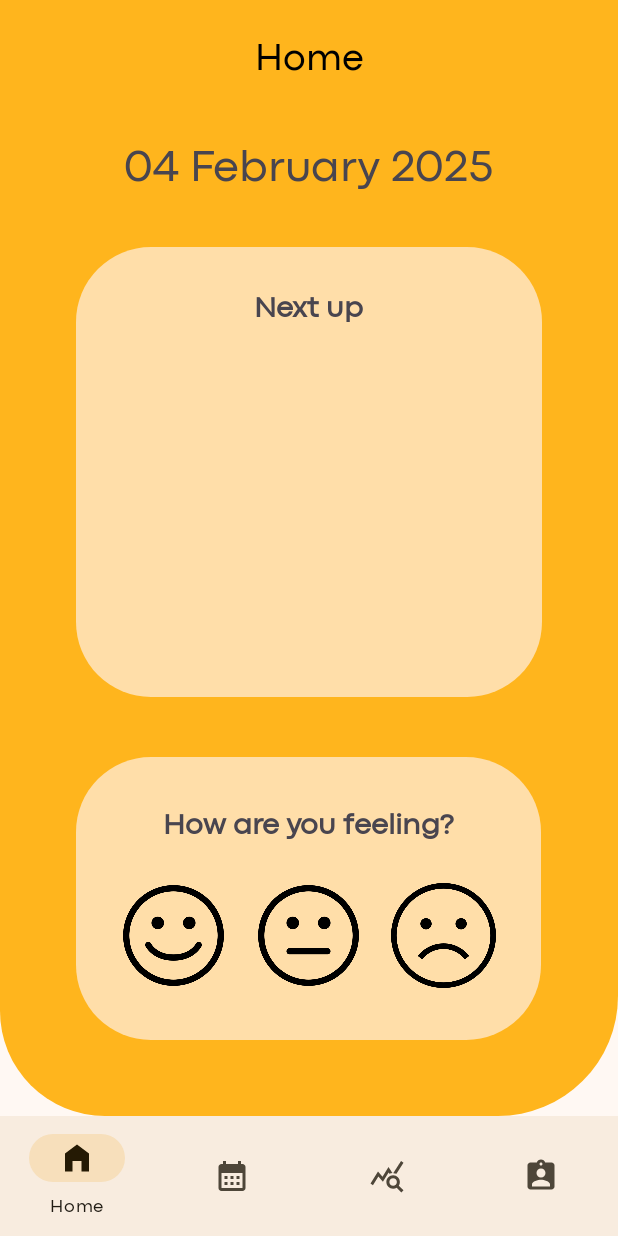
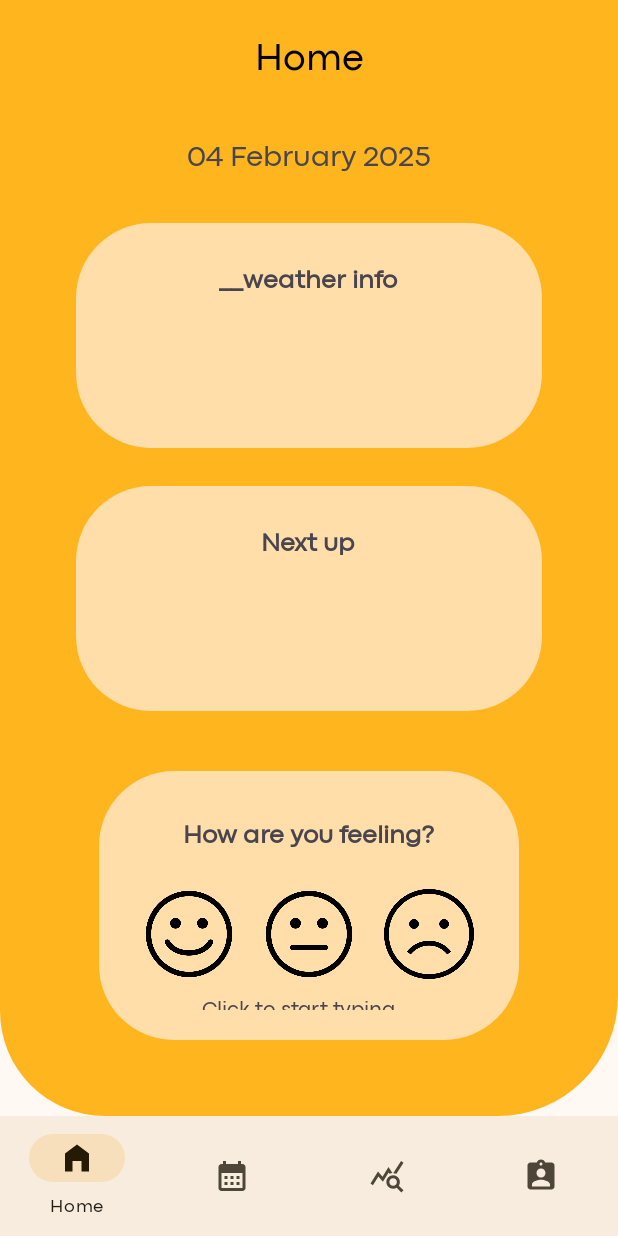
Before and after one commit to mzylfo/Treasure, an Android app: the screen it shows after launch (HomeActivity), on a phone screen of 412 x 824 dp. Run offline under Robolectric (Android 15) with nearby library versions, the phone set to English and light mode, and no system bars; our stand-ins replace Room's generated code, navigation-ui.

```diff
--- a/app/src/main/java/com/example/treasure/ui/home/fragment/HomeDailyFragment.java
+++ b/app/src/main/java/com/example/treasure/ui/home/fragment/HomeDailyFragment.java
@@ -26,6 +26,7 @@ import com.example.treasure.model.TimeZoneResponse;
 import com.example.treasure.util.DateUtils;
 import com.example.treasure.util.JSONParserUtils;
 import com.example.treasure.util.TimeParser;
+import com.google.android.material.floatingactionbutton.FloatingActionButton;
 
 import java.io.IOException;
 import java.text.ParseException;
@@ -65,6 +66,10 @@ public class HomeDailyFragment extends Fragment {
         happyImageView = view.findViewById(R.id.happy);
         neutralImageView = view.findViewById(R.id.neutral);
         sadImageView = view.findViewById(R.id.sad);
+
+        //definizione dei due bottoni
+        FloatingActionButton fabLeft = view.findViewById(R.id.fab_left);
+        FloatingActionButton fabRight = view.findViewById(R.id.fab_right);
 
         // Trova la view "nextup"
         nextUpView = view.findViewById(R.id.nextup);
@@ -133,6 +138,20 @@ public class HomeDailyFragment extends Fragment {
             newFeelingFragment.show(getParentFragmentManager(), newFeelingFragment.getTag());
         });
 
+        // Listener per fab_left
+        fabLeft.setOnClickListener(v -> {
+            // Mostra il DailyPageFragment con la data ottenuta
+            DailyPageFragment dialogFragment = DailyPageFragment.newInstance(date);
+            dialogFragment.show(getParentFragmentManager(), "DailyPageFragment");
+        });
+
+        // Listener per fab_right
+        fabRight.setOnClickListener(v -> {
+                NewEventFragment newEventFragment = NewEventFragment.newInstance(date);
+                newEventFragment.show(getParentFragmentManager(), newEventFragment.getTag());
+        });
+
+
         return view;
     }
     /*private void getCurrentTime() {
--- /dev/null
+++ b/app/src/main/res/drawable/ic_left_icon.xml
@@ -0,0 +1,5 @@
+<vector xmlns:android="http://schemas.android.com/apk/res/android" android:height="24dp" android:tint="#000000" android:viewportHeight="24" android:viewportWidth="24" android:width="24dp">
+
+    <path android:fillColor="@android:color/white" android:pathData="M2,21h19v-3H2v3zM20,8H3c-0.55,0 -1,0.45 -1,1v6c0,0.55 0.45,1 1,1h17c0.55,0 1,-0.45 1,-1V9c0,-0.55 -0.45,-1 -1,-1zM2,3v3h19V3H2z"/>
+
+</vector>
--- /dev/null
+++ b/app/src/main/res/drawable/ic_right_icon.xml
@@ -0,0 +1,5 @@
+<vector xmlns:android="http://schemas.android.com/apk/res/android" android:height="24dp" android:tint="#000000" android:viewportHeight="24" android:viewportWidth="24" android:width="24dp">
+
+    <path android:fillColor="@android:color/white" android:pathData="M19,13h-6v6h-2v-6H5v-2h6V5h2v6h6v2z"/>
+
+</vector>
--- a/app/src/main/res/layout/fragment_home_daily.xml
+++ b/app/src/main/res/layout/fragment_home_daily.xml
@@ -11,14 +11,36 @@
         android:id="@+id/dateTextView"
         android:layout_width="wrap_content"
         android:layout_height="wrap_content"
-        android:textSize="30sp"
+        android:textSize="20sp"
         android:layout_gravity="center"
         android:text=""/>
 
     <RelativeLayout
+        android:id="@+id/weather_layout"
+        android:layout_width="match_parent"
+        android:layout_height="150dp"
+        android:background="@drawable/rounded_corners_fragment"
+        android:layout_marginTop="@dimen/margin"
+        android:padding="@dimen/margin"
+        android:layout_marginStart="@dimen/margin"
+        android:layout_marginEnd="@dimen/margin"
+        >
+
+    <TextView
+        android:id="@+id/weather_text"
+        android:layout_width="wrap_content"
+        android:layout_height="wrap_content"
+        android:text="__weather info"
+        android:textSize="17sp"
+        android:textStyle="bold"
+        android:layout_centerHorizontal="true" />
+
+    </RelativeLayout>
+
+    <RelativeLayout
         android:id="@+id/nextup"
         android:layout_width="match_parent"
-        android:layout_height="300dp"
+        android:layout_height="150dp"
         android:background="@drawable/rounded_corners_fragment"
         android:layout_marginTop="@dimen/margin"
         android:padding="@dimen/margin"
@@ -31,7 +53,7 @@
             android:layout_width="wrap_content"
             android:layout_height="wrap_content"
             android:text="@string/next_up"
-            android:textSize="20sp"
+            android:textSize="17sp"
             android:textStyle="bold"
             android:layout_centerHorizontal="true" />
 
@@ -59,7 +81,7 @@
             android:layout_width="wrap_content"
             android:layout_height="wrap_content"
             android:text="@string/how_are_you_feeling"
-            android:textSize="20sp"
+            android:textSize="17sp"
             android:padding="10dp"
             android:textStyle="bold"
             android:layout_gravity="center" />
@@ -72,8 +94,8 @@
 
             <ImageView
                 android:id="@+id/happy"
-                android:layout_width="90dp"
-                android:layout_height="90dp"
+                android:layout_width="80dp"
+                android:layout_height="80dp"
                 android:layout_weight="1"
                 android:clickable="true"
                 android:focusable="true"
@@ -82,8 +104,8 @@
 
             <ImageView
                 android:id="@+id/neutral"
-                android:layout_width="90dp"
-                android:layout_height="90dp"
+                android:layout_width="80dp"
+                android:layout_height="80dp"
                 android:layout_weight="1"
                 android:clickable="true"
                 android:focusable="true"
@@ -92,8 +114,8 @@
 
             <ImageView
                 android:id="@+id/sad"
-                android:layout_width="90dp"
-                android:layout_height="90dp"
+                android:layout_width="80dp"
+                android:layout_height="80dp"
                 android:layout_weight="1"
                 android:clickable="true"
                 android:focusable="true"
@@ -112,4 +134,35 @@
 
     </LinearLayout>
 
+    <androidx.constraintlayout.widget.ConstraintLayout
+        android:id="@+id/bottom_buttons_container"
+        android:layout_width="match_parent"
+        android:layout_height="wrap_content"
+        >
+
+        <com.google.android.material.floatingactionbutton.FloatingActionButton
+            android:id="@+id/fab_left"
+            android:layout_width="wrap_content"
+            android:layout_height="wrap_content"
+            android:src="@drawable/ic_left_icon"
+            app:backgroundTint="@color/md_theme_primaryContainer"
+            app:fabSize="normal"
+            app:elevation="0dp"
+           />
+
+
+        <com.google.android.material.floatingactionbutton.FloatingActionButton
+            android:id="@+id/fab_right"
+            android:layout_width="wrap_content"
+            android:layout_height="wrap_content"
+            android:src="@drawable/ic_right_icon"
+            app:backgroundTint="@color/md_theme_primaryContainer"
+            app:fabSize="normal"
+            app:layout_constraintEnd_toEndOf="parent"
+            app:layout_constraintBottom_toBottomOf="parent"
+            app:layout_constraintTop_toTopOf="parent"
+            app:elevation="0dp"/>
+
+    </androidx.constraintlayout.widget.ConstraintLayout>
+
 </LinearLayout>
```
